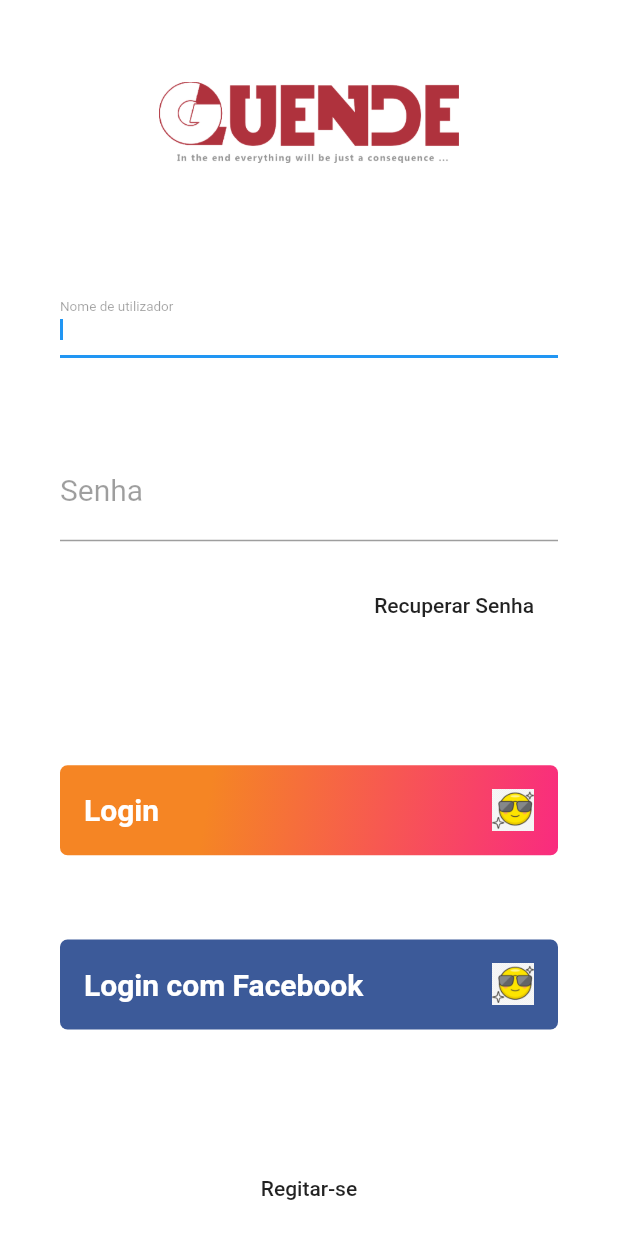
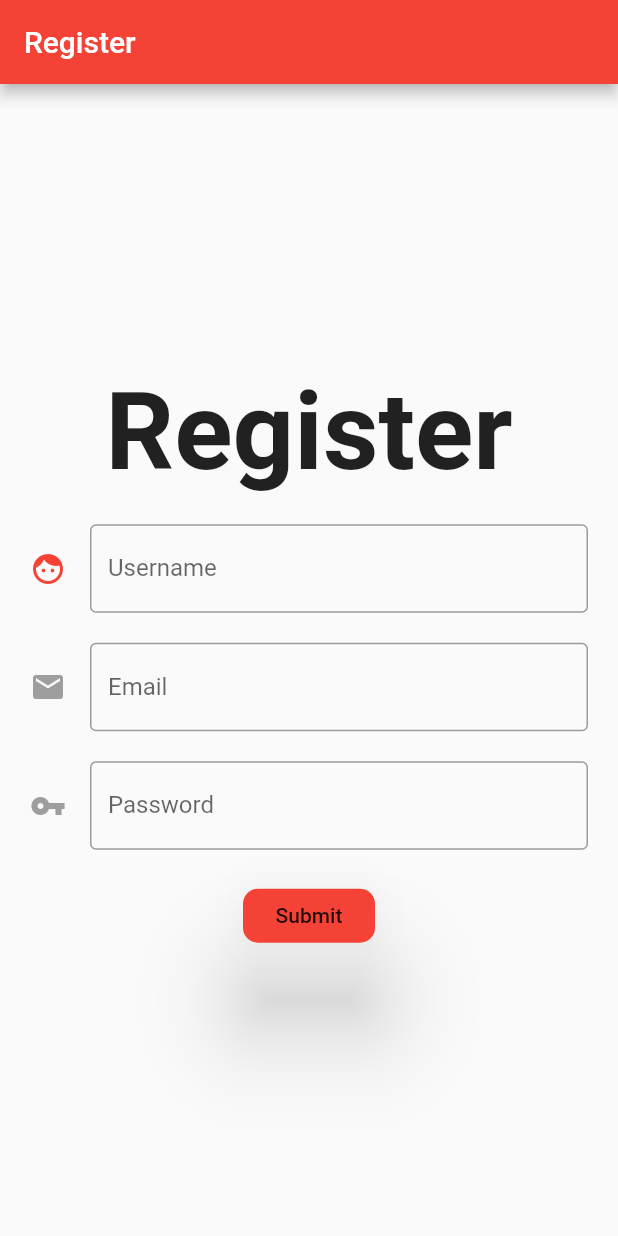
Before and after one commit to adolfoquende/loginFlutter, a Flutter app: the screen it shows after launch, on a phone screen of 412 x 824 dp. Run offline on Flutter 3.47's test engine with Material 2 defaults, Android fonts, the phone set to English and light mode, and no system bars; our stand-ins replace bubble_bottom_bar, curved_navigation_bar, shared_preferences, sqflite; accounts and stored records are empty.

Commit message:
Creating E-commerce

```diff
--- a/lib/Challenges/Login/models/LoginDB.dart
+++ b/lib/Challenges/Login/models/LoginDB.dart
@@ -37,15 +37,8 @@ class LoginDB {
     await db.execute('create table $nameTable($colUser Text, $colPass Text)');
   }
 
-  Future<List<Map<String, dynamic>>> getUserMapList() async {
-    Database db = await this.database;
-    var result = db.rawQuery('Select * from $nameTable');
-    return result;
-  }
-
   Future<List<Map<String, dynamic>>> getUsers() async {
     Database db = await this.database;
-
     var result = db.rawQuery('Select * from $nameTable');
     return result;
   }
--- /dev/null
+++ b/lib/Ecommerce/pages/register_page.dart
@@ -0,0 +1,127 @@
+import 'package:flutter/material.dart';
+
+class RegisterPage extends StatefulWidget {
+  @override
+  _RegisterPageState createState() => _RegisterPageState();
+}
+
+class _RegisterPageState extends State<RegisterPage> {
+  //Variavel que controla as chaves de um widget Form
+  final _formKey = GlobalKey<FormState>();
+  String _username, _email, _password;
+
+  @override
+  Widget build(BuildContext context) {
+    return Scaffold(
+      appBar: AppBar(
+        title: Text('Register'),
+      ),
+      body: Container(
+        padding: EdgeInsets.symmetric(horizontal: 20),
+        child: Center(
+          child: SingleChildScrollView(
+            //Cria um formulario com necessidade de validacao tipo no PHP
+            child: Form(
+              //adiciona-se a chave controladora
+              key: _formKey,
+              child: Column(
+                children: <Widget>[
+                  Text(
+                    'Register',
+                    style: Theme.of(context).textTheme.headline,
+                  ),
+                  Padding(
+                    padding: EdgeInsets.only(top: 20.0),
+                    child: TextFormField(
+                      //Valida o nome do utilizador com base um teste condicional
+                      validator: (val) =>
+                          val.length < 6 ? 'Username too short' : null,
+
+                      //Atribui o valor do campo inserido a variavel quando for a salvar o formulario
+                      onSaved: (val) => _username = val,
+
+                      decoration: InputDecoration(
+                          border: OutlineInputBorder(),
+                          labelText: 'Username',
+                          hintText: 'Enter username, min length 6',
+                          icon: Icon(
+                            Icons.face,
+                            color: Colors.red,
+                          )),
+                    ),
+                  ),
+                  Padding(
+                    padding: EdgeInsets.only(top: 20.0),
+                    child: TextFormField(
+                      //Verifica se nao tem o simbolo '@' e retorna a mensagem
+                      validator: (val) =>
+                          !val.contains('@') ? 'This email is not valid' : null,
+
+                      onSaved: (val) => _email = val,
+                      decoration: InputDecoration(
+                          border: OutlineInputBorder(),
+                          labelText: 'Email',
+                          hintText: 'Enter a valid email',
+                          icon: Icon(
+                            Icons.email,
+                            color: Colors.grey,
+                          )),
+                    ),
+                  ),
+                  Padding(
+                    padding: EdgeInsets.only(top: 20.0),
+                    child: TextFormField(
+                      //Verifica o tamanho da palavra passe com base um teste condicional
+                      validator: (val) =>
+                          val.length < 6 ? 'Username too short' : null,
+
+                      onSaved: (val) => _password = val,
+                      obscureText: true,
+                      decoration: InputDecoration(
+                          border: OutlineInputBorder(),
+                          labelText: 'Password',
+                          hintText: 'Enter Password',
+                          icon: Icon(
+                            Icons.vpn_key,
+                            color: Colors.grey,
+                          )),
+                    ),
+                  ),
+                  Padding(
+                    padding: EdgeInsets.only(top: 20.0),
+                    child: Column(
+                      children: <Widget>[
+                        RaisedButton(
+                          onPressed: _submit,
+                          child: Text('Submit'),
+                          elevation: 28.0,
+                          shape: RoundedRectangleBorder(
+                              borderRadius:
+                                  BorderRadius.all(Radius.circular(10.0))),
+                          color: Theme.of(context).primaryColor,
+                        )
+                      ],
+                    ),
+                  )
+                ],
+              ),
+            ),
+          ),
+        ),
+      ),
+    );
+  }
+
+  void _submit() {
+    final form = _formKey.currentState;
+
+    //Verifica se o estado actual esta sendo validado
+    if (_formKey.currentState.validate()) {
+      //form.save();
+      print('correct data!!!!');
+      print('Name: $_username\nEmail: $_email\nPassword: $_password');
+    } else {
+      print('Erro in your data!!!!');
+    }
+  }
+}
--- /dev/null
+++ b/lib/Ecommerce/screens/home_ecomerce.dart
@@ -0,0 +1,21 @@
+import 'package:FlutterChallenge/Ecommerce/pages/register_page.dart';
+import 'package:flutter/material.dart';
+
+class HomeEcomerce extends StatelessWidget {
+  @override
+  Widget build(BuildContext context) {
+    return MaterialApp(
+      title: 'CARDEVS',
+      theme: ThemeData(
+          primaryColor: Colors.red,
+          accentColor: Colors.deepOrange[200],
+          textTheme: TextTheme(
+              title: TextStyle(fontSize: 72.0),
+              body1: TextStyle(fontSize: 36.0, fontStyle: FontStyle.italic),
+              headline:
+                  TextStyle(fontSize: 72.0, fontWeight: FontWeight.bold))),
+      // home: HomePage(),
+      home: RegisterPage(),
+    );
+  }
+}
--- a/lib/main.dart
+++ b/lib/main.dart
@@ -1,3 +1,5 @@
+import 'file:///D:/Projectos/Flutter/FlutterChallenge/lib/Ecommerce/pages/register_page.dart';
+import 'package:FlutterChallenge/Ecommerce/screens/home_ecomerce.dart';
 import 'package:FlutterChallenge/TodoWithSQLITE/screens/note_detail.dart';
 import 'package:FlutterChallenge/TodoWithSQLITE/screens/note_list.dart';
 import 'package:FlutterChallenge/screens/BottomNavigationBar.dart';
@@ -8,16 +10,13 @@ import 'Challenges/CurvedNavigation.dart';
 import 'Challenges/Login/LoginBasic.dart';
 
 void main() {
-  runApp(LoginPage());
+  runApp(HomeEcomerce());
 }
 
 class App extends StatelessWidget {
   // This widget is the root of yur application.
   @override
   Widget build(BuildContext context) {
-    return MaterialApp(
-      title: 'Flutter Challenge',
-      home: LoginPage(),
-    );
+    return MaterialApp(title: 'Flutter Challenge', home: RegisterPage());
   }
 }
```
